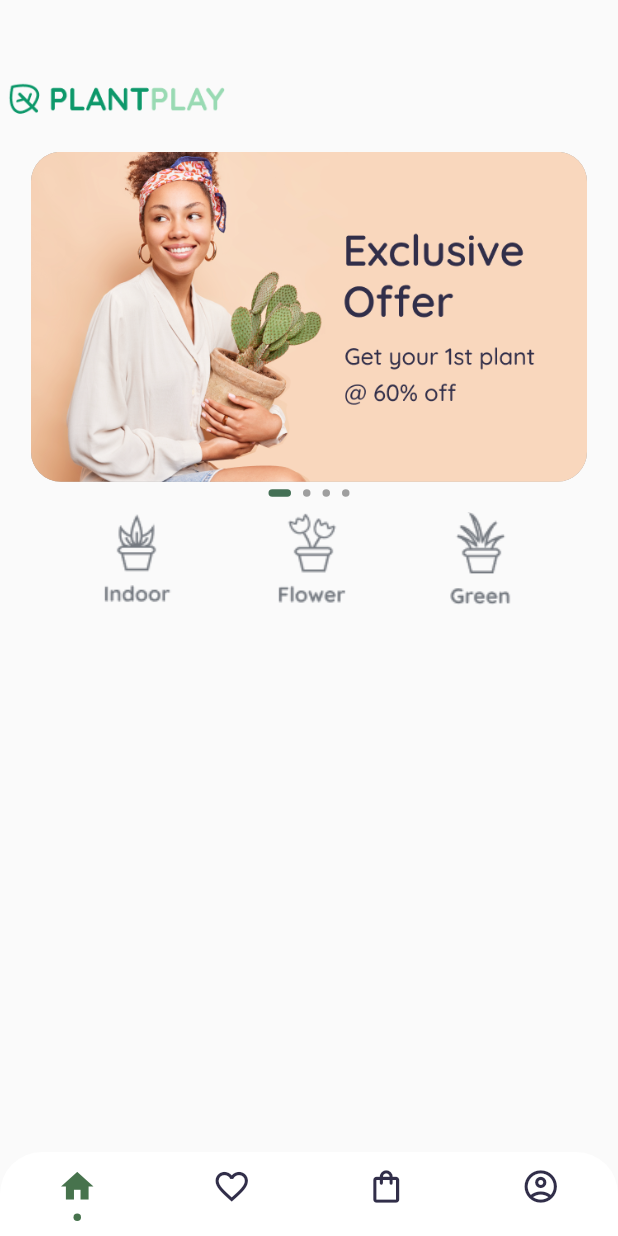
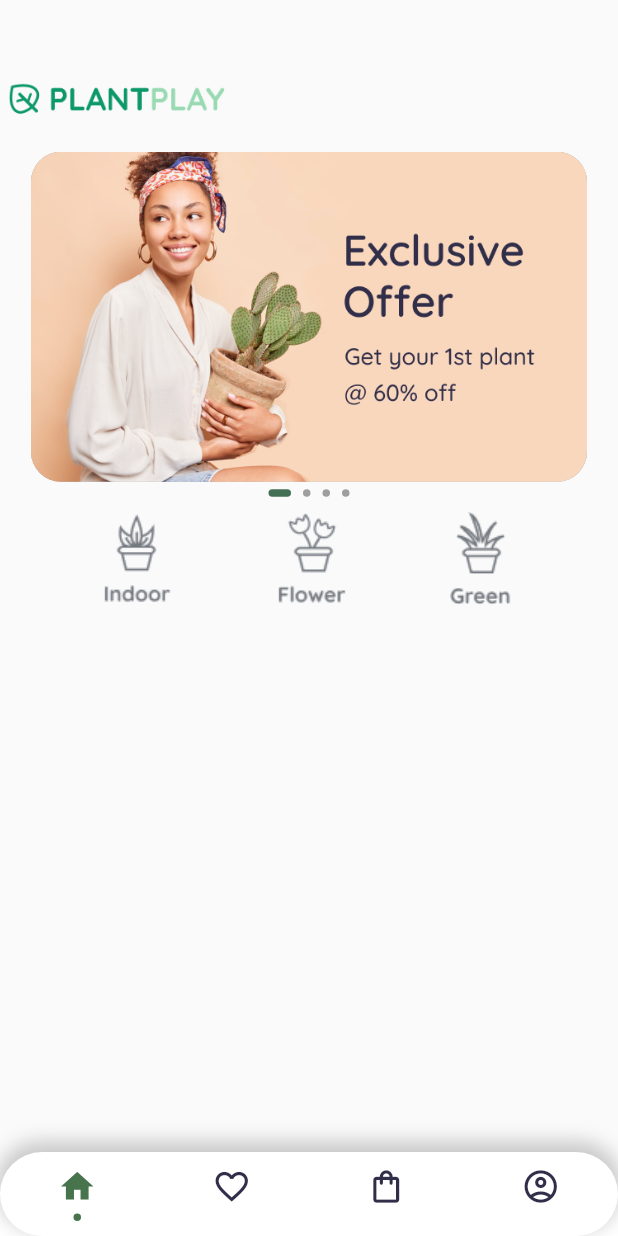
Before and after one commit to zerocrazy65/Plantplay, a Flutter app: the screen it shows after launch, on a phone screen of 412 x 824 dp. Run offline on Flutter 3.47's test engine with Material 2 defaults, Android fonts, the phone set to English and light mode, and no system bars; drawn by our look-alikes of carousel_slider, persistent_bottom_nav_bar, smooth_page_indicator; our stand-ins replace google_fonts; accounts and stored records are empty; network calls fail.

Commit message:
add shadow to navbar

```diff
--- a/lib/screens/shopping/navbar.dart
+++ b/lib/screens/shopping/navbar.dart
@@ -69,6 +69,16 @@ class NavBar extends StatelessWidget {
       stateManagement: true,
       hideNavigationBarWhenKeyboardShows: true,
       decoration: NavBarDecoration(
+        boxShadow: [
+          BoxShadow(
+              color: Colors.black.withOpacity(0.2),
+              offset: const Offset(
+                0,
+                -5,
+              ),
+              blurRadius: 10.0,
+              spreadRadius: 2.0)
+        ],
         borderRadius: BorderRadius.circular(28.0),
         colorBehindNavBar: Colors.white,
       ),
--- a/lib/screens/shopping/store.dart
+++ b/lib/screens/shopping/store.dart
@@ -63,8 +63,17 @@ class StorePageState extends State<StorePage> {
             future: storeData,
             builder: (BuildContext ctx, AsyncSnapshot snapshot) {
               if (snapshot.data == null) {
-                return const Center(
-                  child: Text("No data"),
+                return Column(
+                  children: [
+                    const SizedBox(
+                      height: 100,
+                    ),
+                    Center(
+                        child: Text(
+                      "No data",
+                      style: FontTheme.bodyText,
+                    )),
+                  ],
                 );
               } else {
                 return Expanded(
```
